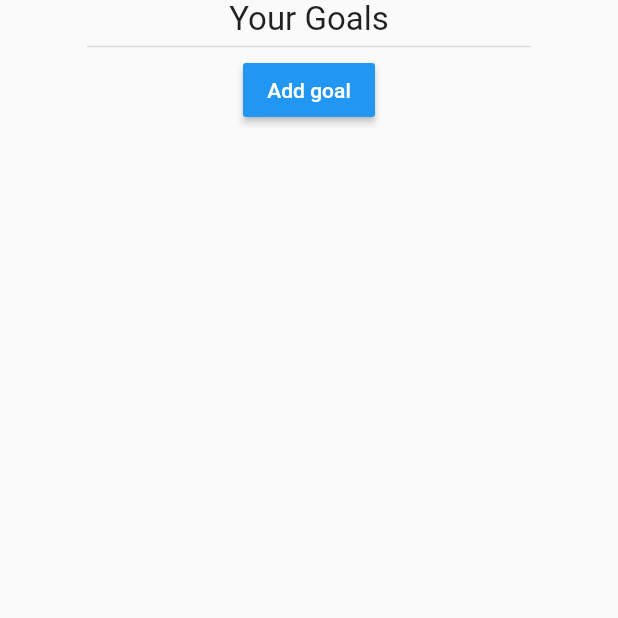
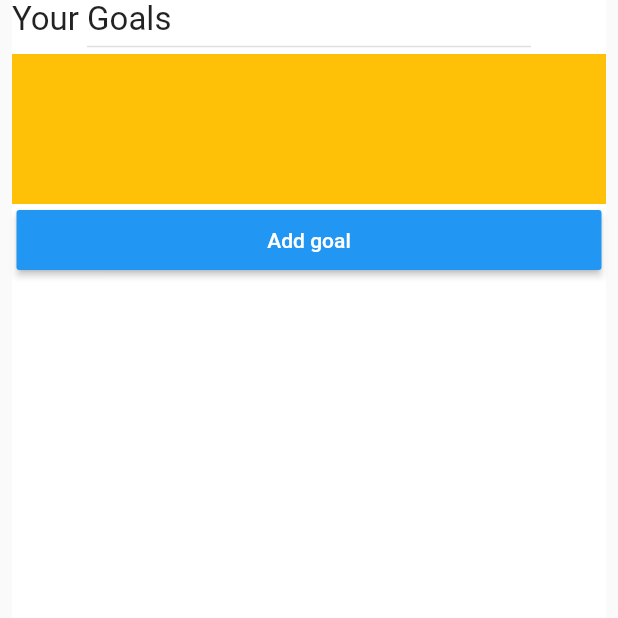
Before and after one commit to sankassio99/goals_tracker, a Flutter app: the screen it shows after launch, on a phone screen of 412 x 824 dp, the top half of it. Run offline on Flutter 3.47's test engine with Material 2 defaults, Android fonts, the phone set to English and light mode, and no system bars; our stand-ins replace percent_indicator.

Commit message:
layouting

```diff
--- a/lib/presentation/pages/home_page_widget.dart
+++ b/lib/presentation/pages/home_page_widget.dart
@@ -10,7 +10,13 @@ class HomePageWidget extends StatelessWidget {
       body: SafeArea(
         child: Padding(
           padding: const EdgeInsets.fromLTRB(8.0, 0, 8.0, 0),
+          child: Center(
+            child: Container(
+              width: 400,
+              color: Colors.white,
               child: Column(
+                mainAxisAlignment: MainAxisAlignment.start,
+                crossAxisAlignment: CrossAxisAlignment.start,
                 children: [
                   const Text(
                     "Your Goals",
@@ -26,7 +32,13 @@ class HomePageWidget extends StatelessWidget {
                     endIndent: 50,
                     color: Colors.black12,
                   ),
-              ElevatedButton(
+                  Container(
+                    width: 400,
+                    height: 100,
+                    color: Colors.amber,
+                  ),
+                  Center(
+                    child: ElevatedButton(
                       key: const Key("addNewGoalButton"),
                       onPressed: () {
                         Navigator.push(
@@ -36,7 +48,7 @@ class HomePageWidget extends StatelessWidget {
                         );
                       },
                       style: ElevatedButton.styleFrom(
-                  minimumSize: const Size(88, 36),
+                        minimumSize: const Size(390, 40),
                         padding: const EdgeInsets.symmetric(horizontal: 16),
                         shape: const RoundedRectangleBorder(
                           borderRadius: BorderRadius.all(Radius.circular(2)),
@@ -44,7 +56,10 @@ class HomePageWidget extends StatelessWidget {
                       ),
                       child: const Text('Add goal'),
                     ),
+                  ),
                 ],
+              ),
+            ),
           ),
         ),
       ),
```
Also changed, not shown: 1 other file. Lines whose indentation alone changed are shown as unchanged.
